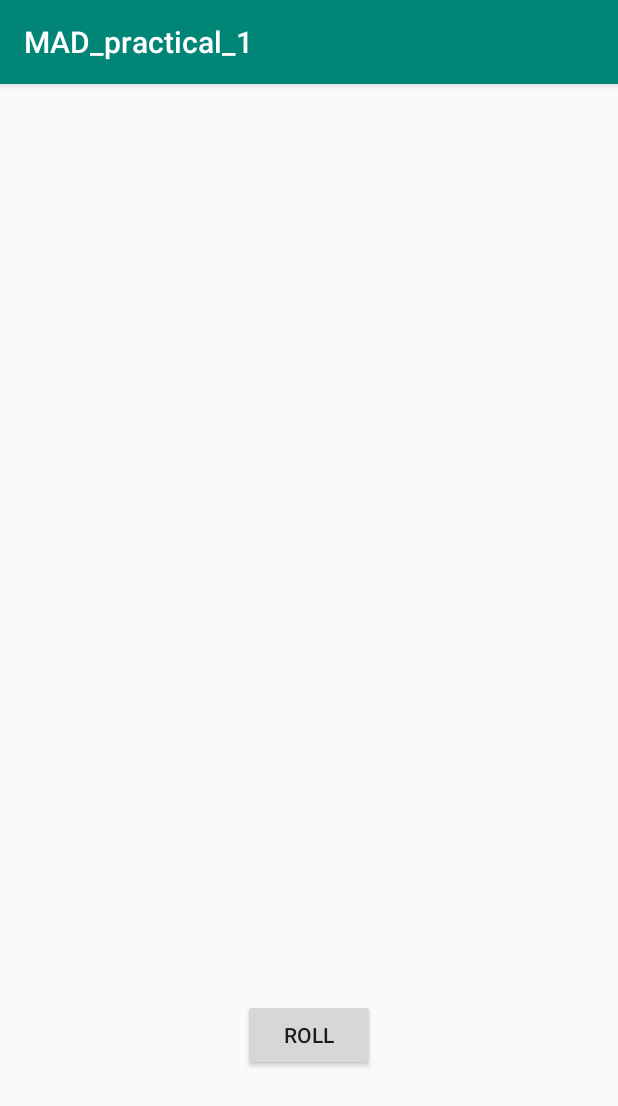
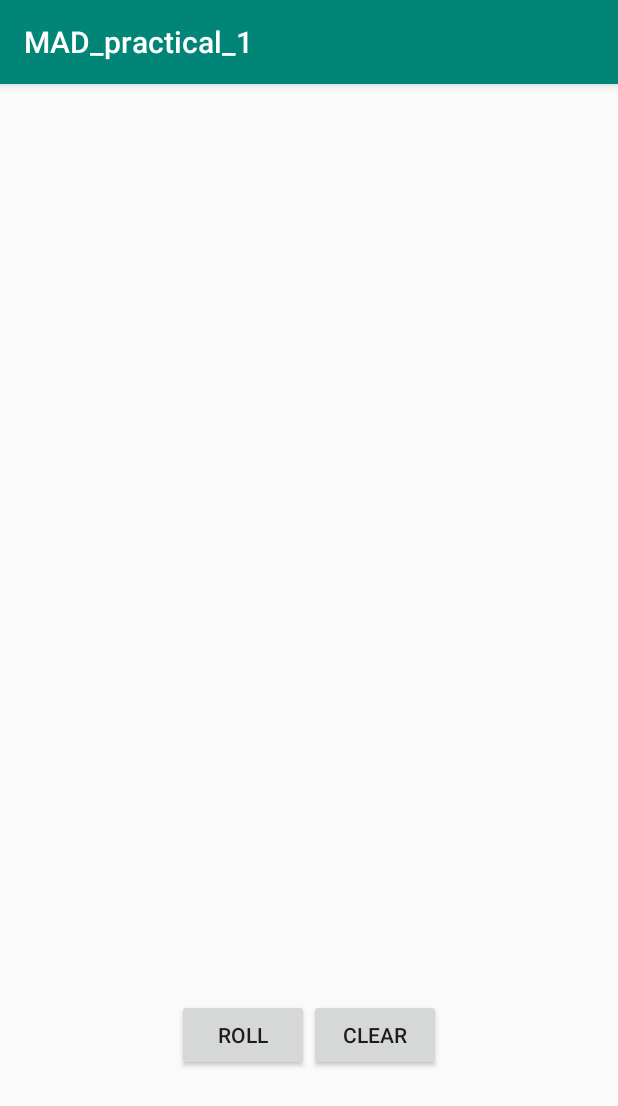
Before and after one commit to lzxuan/MAD_practical_1, an Android app: the screen it shows after launch (MainActivity), on a phone screen of 412 x 824 dp. Shown: the top 1106 px of the screen. Run offline under Robolectric (Android 15) with nearby library versions, the phone set to English and light mode, and no system bars.

Commit message:
Third commit

```diff
--- a/app/src/main/java/com/example/mad_practical_1/MainActivity.kt
+++ b/app/src/main/java/com/example/mad_practical_1/MainActivity.kt
@@ -20,6 +20,9 @@ class MainActivity : AppCompatActivity() {
 
         val rollButton: Button = findViewById(R.id.roll_button)
         rollButton.setOnClickListener { rollDice() }
+
+        val clearButton: Button = findViewById(R.id.clear_button)
+        clearButton.setOnClickListener { clearDice() }
     }
 
     private fun rollDice() {
@@ -39,4 +42,9 @@ class MainActivity : AppCompatActivity() {
             else -> R.drawable.dice_6
         }
     }
+
+    private fun clearDice() {
+        diceImage.setImageResource(R.drawable.empty_dice)
+        diceImage2.setImageResource(R.drawable.empty_dice)
+    }
 }
--- a/app/src/main/res/layout/activity_main.xml
+++ b/app/src/main/res/layout/activity_main.xml
@@ -24,11 +24,25 @@
         android:src="@drawable/empty_dice"
         tools:src="@drawable/dice_1" />
 
-    <Button
-        android:id="@+id/roll_button"
+    <LinearLayout
         android:layout_width="wrap_content"
         android:layout_height="wrap_content"
-        android:layout_gravity="center_horizontal"
-        android:text="@string/roll_label" />
+        android:layout_gravity="center"
+        android:orientation="horizontal">
+
+        <Button
+            android:id="@+id/roll_button"
+            android:layout_width="wrap_content"
+            android:layout_height="wrap_content"
+            android:layout_gravity="center_horizontal"
+            android:text="@string/roll_label" />
+
+        <Button
+            android:id="@+id/clear_button"
+            android:layout_width="wrap_content"
+            android:layout_height="wrap_content"
+            android:layout_gravity="center_horizontal"
+            android:text="@string/clear_label" />
+    </LinearLayout>
 
 </LinearLayout>
--- a/app/src/main/res/values/strings.xml
+++ b/app/src/main/res/values/strings.xml
@@ -2,4 +2,5 @@
     <string name="app_name">MAD_practical_1</string>
     <string name="roll_label">Roll</string>
     <string name="countup_label">Count Up</string>
+    <string name="clear_label">Clear</string>
 </resources>
```
